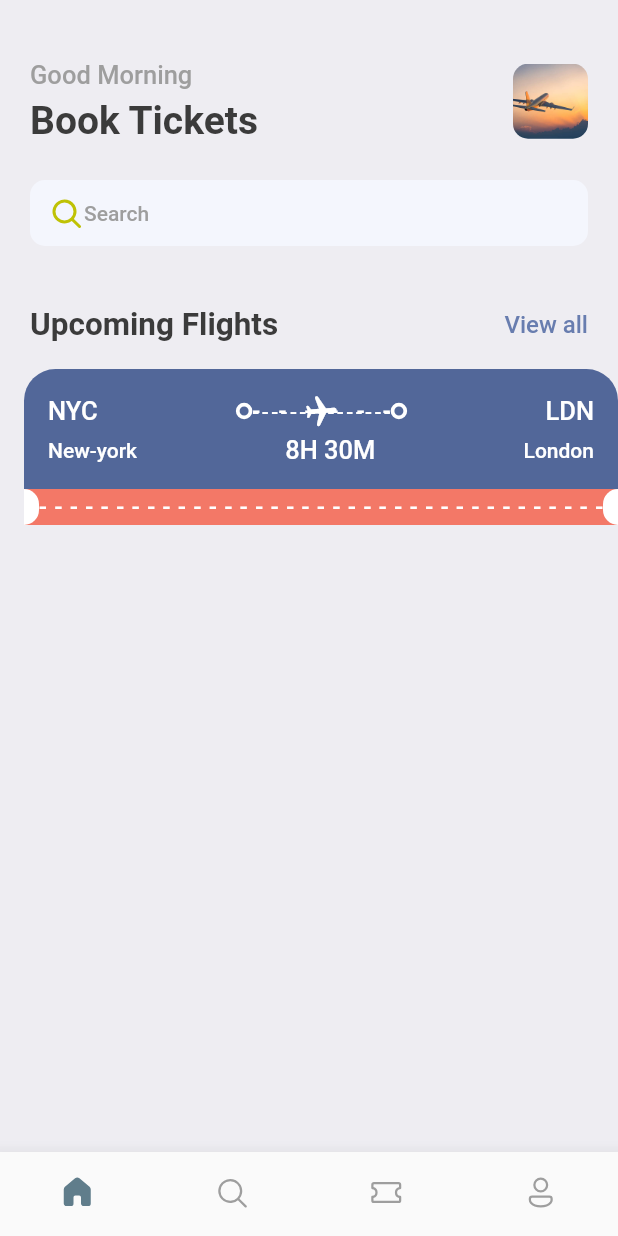
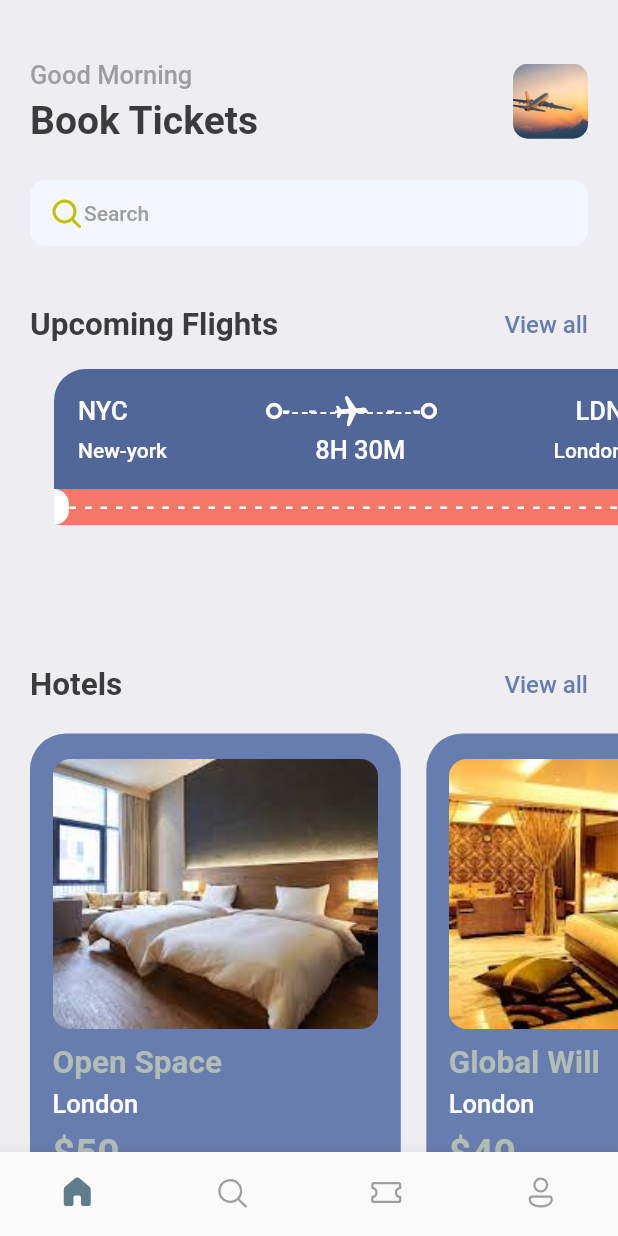
Before and after one commit to jabirkhalif/flutter_ticket_app, a Flutter app: the screen it shows after launch, on a phone screen of 412 x 824 dp. Run offline on Flutter 3.47's test engine with Material 2 defaults, Android fonts, the phone set to English and light mode, and no system bars; our stand-ins replace fluentui_icons.

Commit message:
completed the home page design

```diff
--- a/lib/screens/home_screen.dart
+++ b/lib/screens/home_screen.dart
@@ -1,7 +1,10 @@
+import 'package:booking_ticket/screens/hotels.dart';
 import 'package:booking_ticket/screens/ticket_view.dart';
 import 'package:booking_ticket/utils/app_styles.dart';
 import 'package:fluentui_icons/fluentui_icons.dart';
 import 'package:flutter/material.dart';
+
+import '../utils/app_lists.dart';
 
 class HomeScreen extends StatelessWidget {
   const HomeScreen({super.key});
@@ -88,7 +91,48 @@ class HomeScreen extends StatelessWidget {
               ],
             ),
           ),
-          const Ticket()
+          SingleChildScrollView(
+            scrollDirection: Axis.horizontal,
+            padding: const EdgeInsets.only(left: 20),
+            child: Row(
+              children: ticketList
+                  .map((ticket) => Ticket(ticketDetails: ticket))
+                  .toList(),
+            ),
+          ),
+          const SizedBox(
+            height: 15,
+          ),
+          Container(
+            padding: const EdgeInsets.symmetric(horizontal: 20),
+            child: Row(
+              mainAxisAlignment: MainAxisAlignment.spaceBetween,
+              children: [
+                Text(
+                  'Hotels',
+                  style: Styles.headLineStyle2,
+                ),
+                InkWell(
+                  onTap: () {},
+                  child: Text(
+                    'View all',
+                    style:
+                        Styles.textStyle.copyWith(color: Styles.primaryColor),
+                  ),
+                ),
+              ],
+            ),
+          ),
+          const SizedBox(
+            height: 15,
+          ),
+          SingleChildScrollView(
+              scrollDirection: Axis.horizontal,
+              padding: const EdgeInsets.only(left: 20),
+              child: Row(
+                children:
+                    hotelList.map((item) => Hotels(hotels: item)).toList(),
+              ))
         ],
       ),
     );
--- /dev/null
+++ b/lib/screens/hotels.dart
@@ -0,0 +1,53 @@
+import 'package:booking_ticket/utils/app_layout.dart';
+import 'package:booking_ticket/utils/app_styles.dart';
+
+import 'package:flutter/material.dart';
+
+class Hotels extends StatelessWidget {
+  final Map<String, dynamic> hotels;
+  const Hotels({super.key, required this.hotels});
+
+  @override
+  Widget build(BuildContext context) {
+    print('the hotels are ${hotels['place']}');
+    final size = AppLayout.getSize(context);
+    return Container(
+        width: size.width * 0.6,
+        height: 350,
+        padding: const EdgeInsets.symmetric(horizontal: 15, vertical: 17),
+        margin: const EdgeInsets.only(right: 17, top: 5),
+        decoration: BoxDecoration(
+          color: Styles.primaryColor,
+          borderRadius: BorderRadius.circular(24),
+          boxShadow: [
+            BoxShadow(
+                color: Colors.grey.shade200, blurRadius: 2, spreadRadius: 2),
+          ],
+        ),
+        child: Column(
+          crossAxisAlignment: CrossAxisAlignment.start,
+          children: [
+            Container(
+              height: 180,
+              decoration: BoxDecoration(
+                  borderRadius: BorderRadius.circular(12),
+                  color: Styles.primaryColor,
+                  image: DecorationImage(
+                      fit: BoxFit.cover,
+                      image: AssetImage("assets/images/${hotels['image']}"))),
+            ),
+            const SizedBox(
+              height: 10,
+            ),
+            Text('${hotels['place']}',
+                style: Styles.headLineStyle2.copyWith(color: Styles.kakiColor)),
+            const SizedBox(height: 5),
+            Text('${hotels['destination']}',
+                style: Styles.headLineStyle3.copyWith(color: Colors.white)),
+            const SizedBox(height: 8),
+            Text('\$${hotels['price']}',
+                style: Styles.headLineStyle.copyWith(color: Styles.kakiColor)),
+          ],
+        ));
+  }
+}
--- /dev/null
+++ b/lib/utils/app_lists.dart
@@ -0,0 +1,39 @@
+List<Map<String, dynamic>> hotelList = [
+  {
+    'image': 'hotel.jpeg',
+    'place': 'Open Space',
+    'destination': 'London',
+    'price': 50
+  },
+  {
+    'image': 'two.jpeg',
+    'place': 'Global Will',
+    'destination': 'London',
+    'price': 40
+  },
+  {
+    'image': 'three.jpeg',
+    'place': 'Tallest Building',
+    'destination': 'Dubai',
+    'price': 68
+  },
+];
+
+List<Map<String, dynamic>> ticketList = [
+  {
+    'from': {'code': "NYC", 'name': "New-York"},
+    'to': {'code': "LDN", 'name': "London"},
+    'flying_time': '8H 30M',
+    'date': "1 MAY",
+    'departure_time': "08:00 AM",
+    "number": 23
+  },
+  {
+    'from': {'code': "DK", 'name': "Dhaka"},
+    'to': {'code': "SH", 'name': "Shanghai"},
+    'flying_time': '4H 20M',
+    'date': "10 MAY",
+    'departure_time': "09:00 AM",
+    "number": 45
+  },
+];
--- a/lib/utils/app_styles.dart
+++ b/lib/utils/app_styles.dart
@@ -7,6 +7,7 @@ class Styles {
   static Color textColor = const Color(0xFF3b3b3b);
   static Color bgColor = const Color(0xFFeeedf2);
   static Color orangeColor = const Color(0xFFF37867);
+  static Color kakiColor = const Color(0XFFb2bdb6);
   static TextStyle textStyle =
       TextStyle(fontSize: 16, color: textColor, fontWeight: FontWeight.w500);
   static TextStyle headLineStyle =
```
Also changed, not shown: assets/images/hotel.jpeg (added), assets/images/three.jpeg (added), assets/images/two.jpeg (added).
